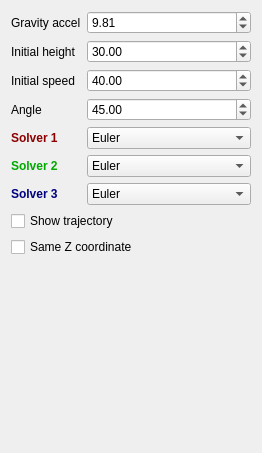
Old version of the form forms/widgetprojectiles.ui in the repository locoxsoco/computer-animation-simulation.
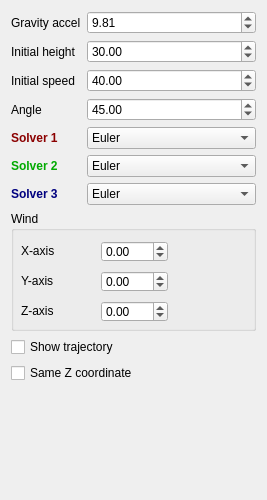
New version of the form.

What changed in the file:
```diff
--- a/forms/widgetprojectiles.ui
+++ b/forms/widgetprojectiles.ui
@@ -6,8 +6,8 @@
    <rect>
     <x>0</x>
     <y>0</y>
-    <width>262</width>
-    <height>453</height>
+    <width>267</width>
+    <height>500</height>
    </rect>
   </property>
   <property name="windowTitle">
@@ -132,7 +132,7 @@
    <item row="5" column="1">
     <widget class="QComboBox" name="solver2">
      <property name="currentText">
-      <string>Sympletic Euler</string>
+      <string>Euler</string>
      </property>
      <item>
       <property name="text">
@@ -156,20 +156,6 @@
      </item>
     </widget>
    </item>
-   <item row="7" column="0" colspan="2">
-    <widget class="QCheckBox" name="trajectory">
-     <property name="text">
-      <string>Show trajectory</string>
-     </property>
-    </widget>
-   </item>
-   <item row="8" column="0" colspan="2">
-    <widget class="QCheckBox" name="sameZ">
-     <property name="text">
-      <string>Same Z coordinate</string>
-     </property>
-    </widget>
-   </item>
    <item row="6" column="0">
     <widget class="QLabel" name="label_7">
      <property name="font">
@@ -185,7 +171,7 @@
    <item row="6" column="1">
     <widget class="QComboBox" name="solver3">
      <property name="currentText">
-      <string>Midpoint</string>
+      <string>Euler</string>
      </property>
      <item>
       <property name="text">
@@ -209,6 +195,129 @@
      </item>
     </widget>
    </item>
+   <item row="7" column="0" colspan="2">
+    <widget class="QGroupBox" name="groupBox">
+     <property name="minimumSize">
+      <size>
+       <width>0</width>
+       <height>120</height>
+      </size>
+     </property>
+     <property name="title">
+      <string>Wind</string>
+     </property>
+     <widget class="QLabel" name="label_8">
+      <property name="geometry">
+       <rect>
+        <x>10</x>
+        <y>30</y>
+        <width>63</width>
+        <height>20</height>
+       </rect>
+      </property>
+      <property name="text">
+       <string>X-axis</string>
+      </property>
+     </widget>
+     <widget class="QLabel" name="label_9">
+      <property name="geometry">
+       <rect>
+        <x>10</x>
+        <y>60</y>
+        <width>63</width>
+        <height>20</height>
+       </rect>
+      </property>
+      <property name="text">
+       <string>Y-axis</string>
+      </property>
+     </widget>
+     <widget class="QLabel" name="label_10">
+      <property name="geometry">
+       <rect>
+        <x>10</x>
+        <y>90</y>
+        <width>63</width>
+        <height>20</height>
+       </rect>
+      </property>
+      <property name="text">
+       <string>Z-axis</string>
+      </property>
+     </widget>
+     <widget class="QDoubleSpinBox" name="windX">
+      <property name="geometry">
+       <rect>
+        <x>90</x>
+        <y>30</y>
+        <width>67</width>
+        <height>21</height>
+       </rect>
+      </property>
+      <property name="minimum">
+       <double>-10.000000000000000</double>
+      </property>
+      <property name="maximum">
+       <double>10.000000000000000</double>
+      </property>
+      <property name="singleStep">
+       <double>0.100000000000000</double>
+      </property>
+     </widget>
+     <widget class="QDoubleSpinBox" name="windY">
+      <property name="geometry">
+       <rect>
+        <x>90</x>
+        <y>60</y>
+        <width>67</width>
+        <height>21</height>
+       </rect>
+      </property>
+      <property name="minimum">
+       <double>-10.000000000000000</double>
+      </property>
+      <property name="maximum">
+       <double>10.000000000000000</double>
+      </property>
+      <property name="singleStep">
+       <double>0.100000000000000</double>
+      </property>
+     </widget>
+     <widget class="QDoubleSpinBox" name="windZ">
+      <property name="geometry">
+       <rect>
+        <x>90</x>
+        <y>90</y>
+        <width>67</width>
+        <height>21</height>
+       </rect>
+      </property>
+      <property name="minimum">
+       <double>-10.000000000000000</double>
+      </property>
+      <property name="maximum">
+       <double>10.000000000000000</double>
+      </property>
+      <property name="singleStep">
+       <double>0.100000000000000</double>
+      </property>
+     </widget>
+    </widget>
+   </item>
+   <item row="9" column="0" colspan="2">
+    <widget class="QCheckBox" name="trajectory">
+     <property name="text">
+      <string>Show trajectory</string>
+     </property>
+    </widget>
+   </item>
+   <item row="10" column="0" colspan="2">
+    <widget class="QCheckBox" name="sameZ">
+     <property name="text">
+      <string>Same Z coordinate</string>
+     </property>
+    </widget>
+   </item>
   </layout>
  </widget>
  <resources/>
```
